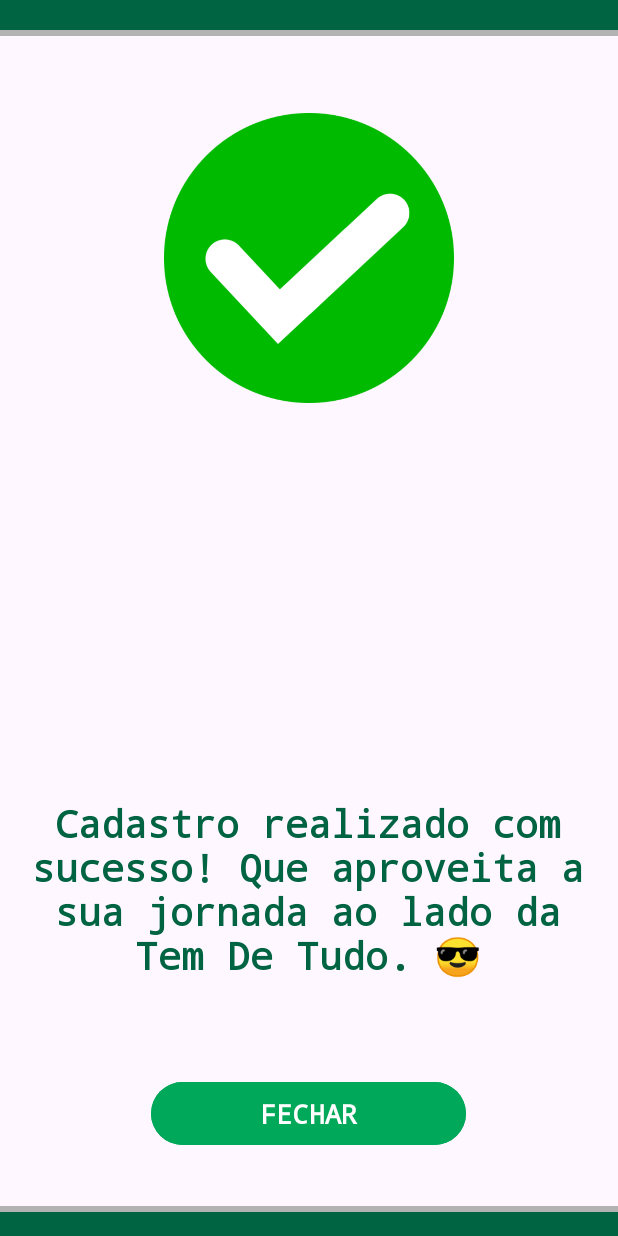
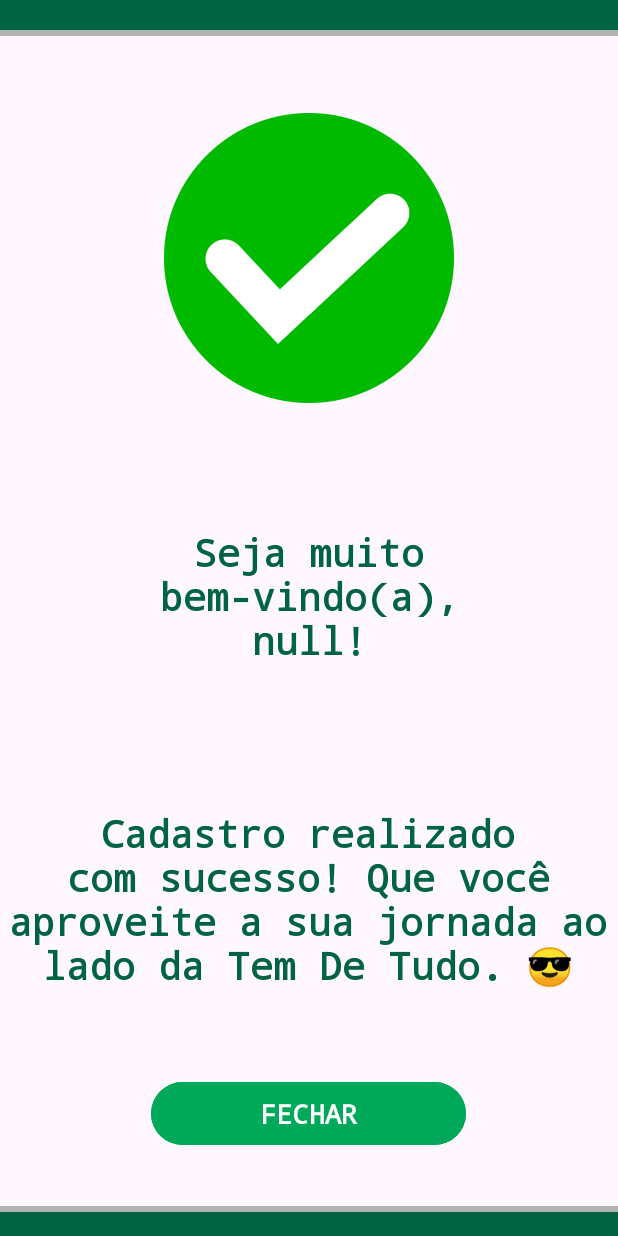
Before and after one commit to GuilhermeFogolin/Desenvolvimento-Mobile, an Android app: the Final screen opened directly, with no data from a screen before it, on a phone screen of 412 x 824 dp. Run offline under Robolectric (Android 15) with nearby library versions, the phone set to English and light mode, and no system bars; 1 statement that could not run was skipped.

Commit message:
Startando FinalActivity

```diff
--- a/Tem-De-Tudo/app/src/main/java/br/com/fecapccp/tem_de_tudo/Final.java
+++ b/Tem-De-Tudo/app/src/main/java/br/com/fecapccp/tem_de_tudo/Final.java
@@ -1,6 +1,11 @@
 package br.com.fecapccp.tem_de_tudo;
 
+import android.content.Intent;
 import android.os.Bundle;
+import android.util.Log;
+import android.view.View;
+import android.widget.Button;
+import android.widget.TextView;
 
 import androidx.activity.EdgeToEdge;
 import androidx.appcompat.app.AppCompatActivity;
@@ -10,15 +15,77 @@
 
 public class Final extends AppCompatActivity {
 
+    private TextView tv_final;
+    private Button btnFechar;
+
     @Override
     protected void onCreate(Bundle savedInstanceState) {
         super.onCreate(savedInstanceState);
         EdgeToEdge.enable(this);
         setContentView(R.layout.activity_final);
+
+        Log.i("Ciclo de Vida", "Tela final - onCreate");
+
+        tv_final = findViewById(R.id.tv_final);
+        btnFechar = findViewById(R.id.btnFechar);
+
+        // Recebendo os dados da tela de cadastro: Intent e itens extras.
+
+        Bundle bundle = getIntent().getExtras();
+
+        String nome = bundle.getString("nome");
+
+        // Imprimindo o resultado:
+
+        tv_final.setText("Seja muito bem-vindo(a), " + nome + "!");
+
         ViewCompat.setOnApplyWindowInsetsListener(findViewById(R.id.main), (v, insets) -> {
             Insets systemBars = insets.getInsets(WindowInsetsCompat.Type.systemBars());
             v.setPadding(systemBars.left, systemBars.top, systemBars.right, systemBars.bottom);
             return insets;
         });
     }
+
+    @Override
+    protected void onResume() {
+        super.onResume();
+        Log.i("Ciclo de Vida", "Tela final - onResume");
+    }
+
+    @Override
+    protected void onPause() {
+        super.onPause();
+        Log.i("Ciclo de Vida", "Tela final - onPause");
+    }
+
+    @Override
+    protected void onDestroy() {
+        super.onDestroy();
+        Log.i("Ciclo de Vida", "Tela final - onDestroy");
+    }
+
+    @Override
+    protected void onStop() {
+        super.onStop();
+        Log.i("Ciclo de Vida", "Tela final - onStop");
+    }
+
+    @Override
+    protected void onRestart() {
+        super.onRestart();
+        Log.i("Ciclo de Vida", "Tela final - onRestart");
+    }
+
+    @Override
+    protected void onStart() {
+        super.onStart();
+        Log.i("Ciclo de Vida", "Tela final - onStart");
+    }
+
+    // Função para retornar para tela principal:
+    public void fechar(View v) {
+        Intent intent = new Intent(Final.this, MainActivity.class);
+        startActivity(intent);
+        finish();
+    }
 }
--- a/Tem-De-Tudo/app/src/main/res/layout/activity_final.xml
+++ b/Tem-De-Tudo/app/src/main/res/layout/activity_final.xml
@@ -72,6 +72,7 @@
         android:layout_height="50dp"
         android:backgroundTint="@color/verde_claro"
         android:fontFamily="monospace"
+        android:onClick="fechar"
         android:text="@string/btnFechar"
         android:textAlignment="center"
         android:textColor="@color/branco"
@@ -86,8 +87,8 @@
 
     <TextView
         android:id="@+id/tv_final"
-        android:layout_width="268dp"
-        android:layout_height="60dp"
+        android:layout_width="271dp"
+        android:layout_height="89dp"
         android:layout_gravity="center"
         android:fontFamily="monospace"
         android:gravity="center"
@@ -98,15 +99,14 @@
         android:textStyle="bold"
         app:layout_constraintBottom_toTopOf="@+id/btnFechar"
         app:layout_constraintEnd_toEndOf="parent"
-        app:layout_constraintHorizontal_bias="0.496"
         app:layout_constraintStart_toStartOf="parent"
         app:layout_constraintTop_toBottomOf="@+id/iv_final"
-        app:layout_constraintVertical_bias="0.223" />
+        app:layout_constraintVertical_bias="0.228" />
 
     <TextView
         android:id="@+id/tv_msg"
-        android:layout_width="392dp"
-        android:layout_height="146dp"
+        android:layout_width="399dp"
+        android:layout_height="156dp"
         android:layout_gravity="center"
         android:fontFamily="monospace"
         android:gravity="center"
--- a/Tem-De-Tudo/app/src/main/res/values/strings.xml
+++ b/Tem-De-Tudo/app/src/main/res/values/strings.xml
@@ -15,7 +15,7 @@
     <!-- Tela final -->
     <string name="descricao_img_final">Tela final</string>
     <string name="btnFechar">FECHAR</string>
-    <string name="sucesso">Cadastro realizado com sucesso! Que aproveita a sua jornada ao lado da Tem De Tudo. 😎</string>
+    <string name="sucesso">Cadastro realizado com sucesso! Que você aproveite a sua jornada ao lado da Tem De Tudo. 😎</string>
     <string name="hintFinal">""</string>
 
 </resources>
```
Also changed, not shown: Tem-De-Tudo/app/src/main/java/br/com/fecapccp/tem_de_tudo/Cadastro.java (+65 -0 lines), Tem-De-Tudo/app/src/main/res/layout/activity_cadastro.xml (+4 -3 lines).
